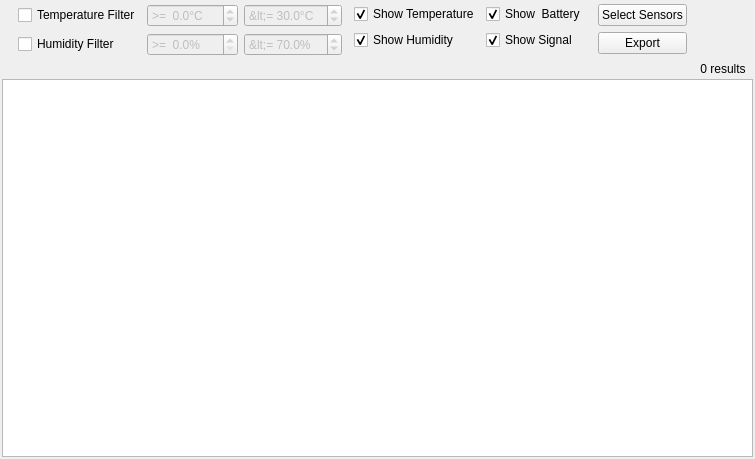
Old version of the form manager/src/MeasurementsWidget.ui in the repository porkmarks/sense.
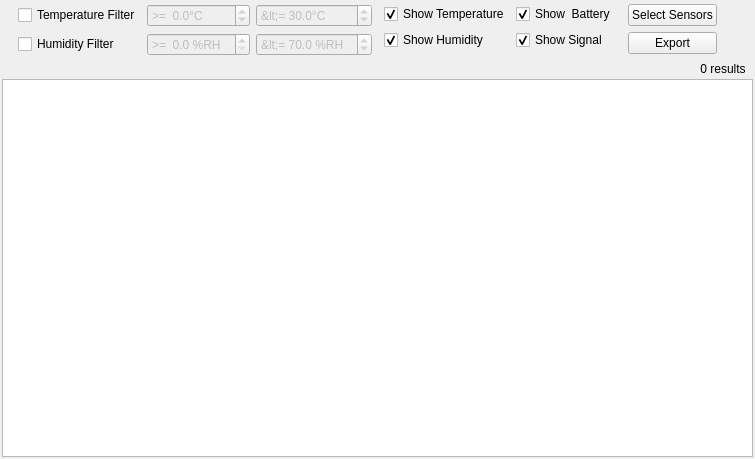
New version of the form. Icons and pictures are not drawn. Custom widgets are drawn as their Qt base class.

Diff of the .ui file:
```diff
--- a/manager/src/MeasurementsWidget.ui
+++ b/manager/src/MeasurementsWidget.ui
@@ -147,7 +147,7 @@
                   <string>&gt;=  </string>
                  </property>
                  <property name="suffix">
-                  <string>%</string>
+                  <string> %RH</string>
                  </property>
                  <property name="decimals">
                   <number>1</number>
@@ -166,7 +166,7 @@
                   <string>&lt;= </string>
                  </property>
                  <property name="suffix">
-                  <string>%</string>
+                  <string> %RH</string>
                  </property>
                  <property name="decimals">
                   <number>1</number>
```
